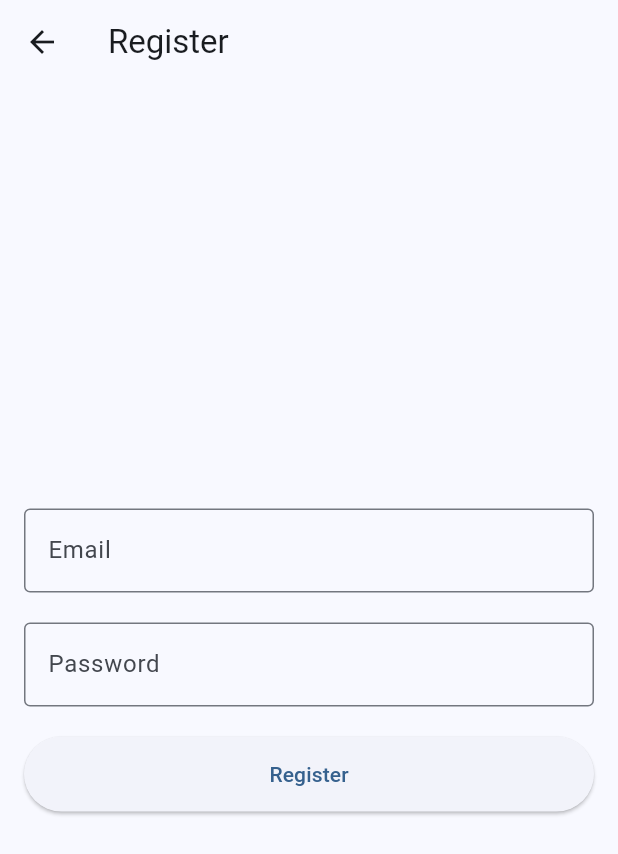
After one commit to kamillaworkacc/Practice-1, a Flutter app: the RegisterPage screen opened directly, on a phone screen of 412 x 824 dp. The commit adds this screen. Shown: the top 854 px of the screen. Run offline on Flutter 3.47's test engine with Material 3 defaults, Android fonts, the phone set to English and light mode, and no system bars; our stand-ins replace easy_localization, flutter_bloc, fluttertoast.

Commit message:
updates for lab9

```diff
--- /dev/null
+++ b/LabWork8/lib/blocs/auth/auth_bloc.dart
@@ -0,0 +1,32 @@
+import 'package:flutter_bloc/flutter_bloc.dart';
+import 'package:labwork8/blocs/auth/auth_event.dart';
+import 'package:labwork8/blocs/auth/auth_state.dart';
+import 'package:labwork8/repositories/auth_repository.dart';
+
+class AuthBloc extends Bloc<AuthEvent, AuthState> {
+  final AuthRepository authRepository;
+
+  AuthBloc(this.authRepository) : super(AuthInitial()) {
+    on<RegisterEvent>(_onRegister);
+  }
+
+  Future<void> _onRegister(
+    RegisterEvent event,
+    Emitter<AuthState> emit,
+  ) async {
+    emit(AuthLoading());
+    try {
+      final success = await authRepository.register(
+        email: event.email,
+        password: event.password,
+      );
+      if (success) {
+        emit(AuthSuccess());
+      } else {
+        emit(AuthFailure("Registration failed"));
+      }
+    } catch (e) {
+      emit(AuthFailure(e.toString()));
+    }
+  }
+}
--- /dev/null
+++ b/LabWork8/lib/blocs/auth/auth_event.dart
@@ -0,0 +1,8 @@
+abstract class AuthEvent {}
+
+class RegisterEvent extends AuthEvent {
+  final String email;
+  final String password;
+
+  RegisterEvent({required this.email, required this.password});
+}
--- /dev/null
+++ b/LabWork8/lib/blocs/auth/auth_state.dart
@@ -0,0 +1,13 @@
+abstract class AuthState {}
+
+class AuthInitial extends AuthState {}
+
+class AuthLoading extends AuthState {}
+
+class AuthSuccess extends AuthState {}
+
+class AuthFailure extends AuthState {
+  final String error;
+
+  AuthFailure(this.error);
+}
--- /dev/null
+++ b/LabWork8/lib/pages/register_page.dart
@@ -0,0 +1,100 @@
+import 'package:flutter/material.dart';
+import 'package:flutter_bloc/flutter_bloc.dart';
+import 'package:labwork8/blocs/auth/auth_bloc.dart';
+import 'package:labwork8/blocs/auth/auth_event.dart';
+import 'package:labwork8/blocs/auth/auth_state.dart';
+import 'package:labwork8/pages/main_page.dart';
+
+class RegisterPage extends StatefulWidget {
+  const RegisterPage({super.key});
+
+  @override
+  State<RegisterPage> createState() => _RegisterPageState();
+}
+
+class _RegisterPageState extends State<RegisterPage> {
+  final emailController = TextEditingController();
+  final passwordController = TextEditingController();
+
+  @override
+  void dispose() {
+    emailController.dispose();
+    passwordController.dispose();
+    super.dispose();
+  }
+
+  @override
+  Widget build(BuildContext context) {
+    return BlocListener<AuthBloc, AuthState>(
+      listener: (context, state) {
+        if (state is AuthSuccess) {
+          Navigator.pushReplacement(
+            context,
+            MaterialPageRoute(builder: (context) => const MainPage()),
+          );
+        } else if (state is AuthFailure) {
+          ScaffoldMessenger.of(context).showSnackBar(
+            SnackBar(
+              content: Text(state.error),
+              backgroundColor: Colors.red,
+            ),
+          );
+        }
+      },
+      child: Scaffold(
+        appBar: AppBar(
+          title: const Text('Register'),
+        ),
+        body: Padding(
+          padding: const EdgeInsets.all(16.0),
+          child: Column(
+            mainAxisAlignment: MainAxisAlignment.center,
+            children: [
+              TextField(
+                controller: emailController,
+                decoration: const InputDecoration(
+                  labelText: 'Email',
+                  border: OutlineInputBorder(),
+                ),
+                keyboardType: TextInputType.emailAddress,
+              ),
+              const SizedBox(height: 20),
+              TextField(
+                controller: passwordController,
+                decoration: const InputDecoration(
+                  labelText: 'Password',
+                  border: OutlineInputBorder(),
+                ),
+                obscureText: true,
+              ),
+              const SizedBox(height: 20),
+              BlocBuilder<AuthBloc, AuthState>(
+                builder: (context, state) {
+                  if (state is AuthLoading) {
+                    return const Center(
+                      child: CircularProgressIndicator(),
+                    );
+                  }
+                  return ElevatedButton(
+                    onPressed: () {
+                      context.read<AuthBloc>().add(
+                            RegisterEvent(
+                              email: emailController.text,
+                              password: passwordController.text,
+                            ),
+                          );
+                    },
+                    style: ElevatedButton.styleFrom(
+                      minimumSize: const Size(double.infinity, 50),
+                    ),
+                    child: const Text('Register'),
+                  );
+                },
+              ),
+            ],
+          ),
+        ),
+      ),
+    );
+  }
+}
--- /dev/null
+++ b/LabWork8/lib/repositories/auth_repository.dart
@@ -0,0 +1,7 @@
+class AuthRepository {
+  Future<bool> register({required String email, required String password}) async {
+    // Simulate network request
+    await Future.delayed(const Duration(seconds: 2));
+    return true; // Return true to simulate successful registration
+  }
+}
--- a/LabWork8/pubspec.yaml
+++ b/LabWork8/pubspec.yaml
@@ -12,6 +12,7 @@ dependencies:
     sdk: flutter
   cupertino_icons: ^1.0.8
   easy_localization: ^3.0.7
+  flutter_bloc: ^9.1.1
 
 dev_dependencies:
   flutter_test:
```
Also changed, not shown: LabWork8/lib/main.dart (+7 -1 lines), LabWork8/lib/pages/main_page.dart (added, +43 -0 lines), LabWork8/pubspec.lock, 1 other file.
